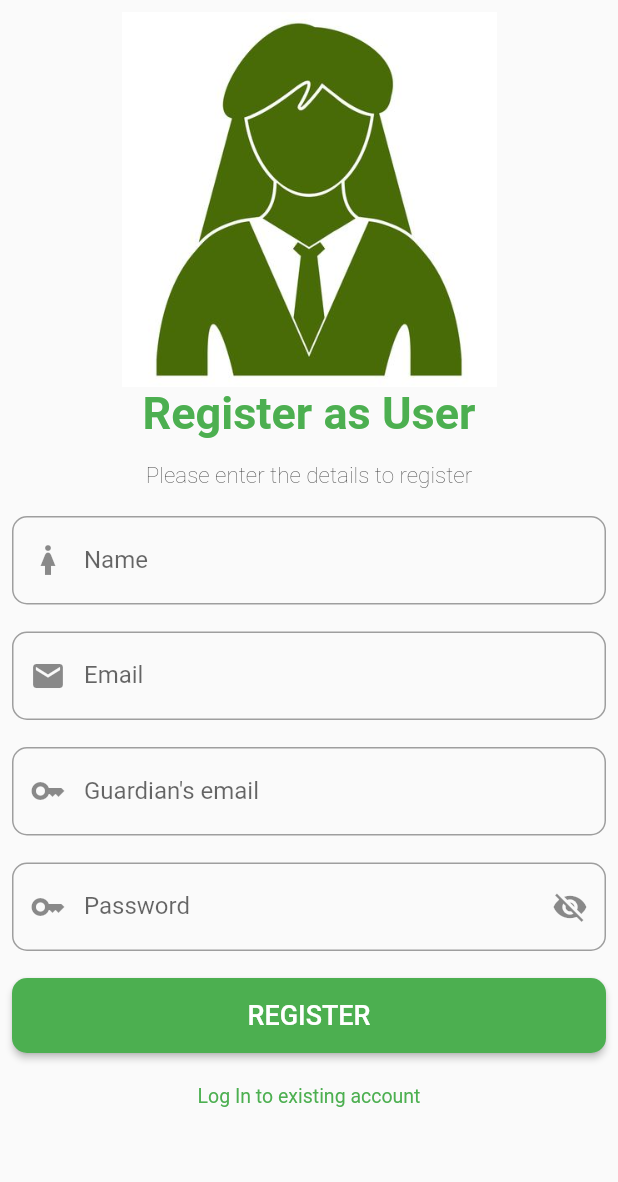
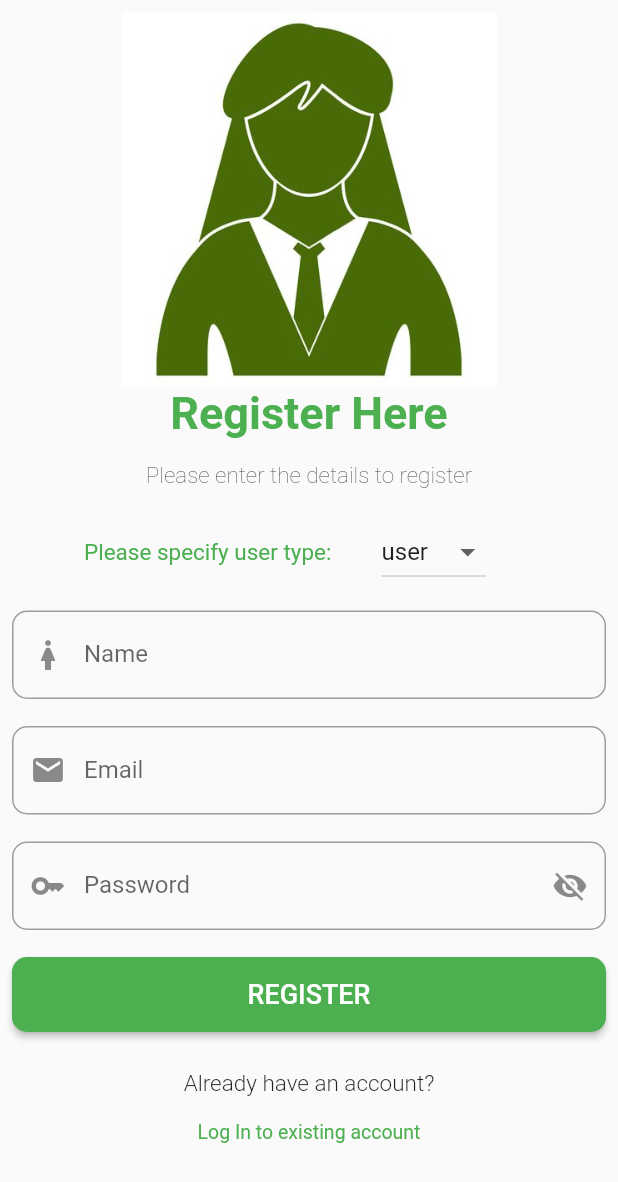
Before and after one commit to shreyyag/surakshya--safety-app-for-women, a Flutter app: the screen it shows after launch, after a tap on "Register Here", on a phone screen of 412 x 824 dp. Shown: the top 1182 px of the screen. Run offline on Flutter 3.47's test engine with Material 2 defaults, Android fonts, the phone set to English and light mode, and no system bars; our stand-ins replace audioplayers, contacts_service, fluttertoast, geocoding, geolocator, jwt_decoder and 4 more; missing offline and left inert: background_sms, flutter_phone_direct_caller; accounts and stored records are empty.

Commit message:
Role differentiated, chat started

```diff
--- a/lib/main.dart
+++ b/lib/main.dart
@@ -8,14 +8,15 @@ import 'package:surakshya/components/secondary_button.dart';
 import 'package:surakshya/config.dart';
 import 'package:surakshya/pages/register_user.dart';
 import 'package:surakshya/pages/splash_screen.dart';
+import 'package:surakshya/parent/homeParent.dart';
 import 'child/bottom_nav.dart';
 import 'package:http/http.dart' as http;
 import 'components/primary_button.dart';
 import 'child/bottom_screens/home_screen.dart';
 
 void main() async {
-  WidgetsFlutterBinding.ensureInitialized();
-  SharedPreferences prefs = await SharedPreferences.getInstance();
+  // WidgetsFlutterBinding.ensureInitialized();
+  // SharedPreferences prefs = await SharedPreferences.getInstance();
   runApp(const MyApp());
 }
 
@@ -59,7 +60,7 @@ class LoginOptionsState extends State<LoginOptions> {
     if (emailController.text.isNotEmpty && passwordController.text.isNotEmpty) {
       var reqBody = {
         "email": emailController.text,
-        "password": passwordController.text
+        "password": passwordController.text,
       };
 
       var response = await http.post(Uri.parse(login),
@@ -69,10 +70,21 @@ class LoginOptionsState extends State<LoginOptions> {
       if (jsonResponse['status']) {
         //Saving token in shared preference
         var myToken = jsonResponse['token'];
+        var userRole = jsonResponse['role'];
+
         prefs.setString("token", myToken);
+        prefs.setString("role", userRole);
         Fluttertoast.showToast(msg: "Loging in");
-        Navigator.push(context,
-            MaterialPageRoute(builder: (context) => BottomNav(token: myToken)));
+        // Navigator.push(context,
+        //     MaterialPageRoute(builder: (context) => BottomNav(token: myToken)));
+        if (userRole == "user") {
+          Navigator.push(context,
+              MaterialPageRoute(builder: (context) => BottomNav()));
+        } else if (userRole == "parent") {
+          Navigator.push(context,
+              MaterialPageRoute(builder: (context) => ParentHomePage()));
+        } else
+          () {};
       } else {
         Fluttertoast.showToast(msg: "Something went wrong!");
       }
@@ -92,7 +104,7 @@ class LoginOptionsState extends State<LoginOptions> {
                 Image.asset('assets/images/woman.jpg', height: 280),
                 SizedBox(height: 40),
                 Text(
-                  "USER LOGIN",
+                  "LOGIN",
                   style: TextStyle(
                       fontSize: 40,
                       color: Colors.green,
@@ -144,9 +156,10 @@ class LoginOptionsState extends State<LoginOptions> {
                   btnTitle: "LOGIN",
                   onPressed: () {
                     loginUser();
+                    // Navigator.push(context,
+                    //     MaterialPageRoute(builder: (context) => BottomNav()));
                   },
                 ),
-
                 SizedBox(height: 40),
                 Text(
                   "Don't have an account?",
--- a/lib/pages/register_user.dart
+++ b/lib/pages/register_user.dart
@@ -15,27 +15,39 @@ class RegisterUser extends StatefulWidget {
 
 class _RegisterUserState extends State<RegisterUser> {
   bool isPasswordShown = true;
+  //textfield controllers
   final TextEditingController nameController = TextEditingController();
   final TextEditingController emailController = TextEditingController();
-  final TextEditingController gemailController = TextEditingController();
   final TextEditingController passwordController = TextEditingController();
+
+  String? _selectedVal = "user";
+
+  //list in dropdown
+  List<String> role = ['user', 'parent'];
+
+  _MyFormState() {
+    _selectedVal = role[0];
+  }
+
+  //function to register user
   void registerUser() async {
     if (nameController.text.isNotEmpty &&
         emailController.text.isNotEmpty &&
-        gemailController.text.isNotEmpty &&
-        passwordController.text.isNotEmpty) {
+        passwordController.text.isNotEmpty &&
+        _selectedVal == _selectedVal) {
       var regBody = {
         "name": nameController.text,
         "email": emailController.text,
-        "guardianEmail": gemailController.text,
-        "password": passwordController.text
+        "password": passwordController.text,
+        "role": _selectedVal
       };
       var response = await http.post(Uri.parse(registration),
           headers: {"Content-Type": "application/json"},
           body: jsonEncode(regBody));
       var jsonResponse = jsonDecode(response.body);
-      print(jsonResponse['status']);
+      // print(jsonResponse['status']);
       if (jsonResponse['status']) {
+        CircularProgressIndicator();
         Navigator.push(
             context, MaterialPageRoute(builder: (context) => LoginOptions()));
         Fluttertoast.showToast(msg: "User registered successfully");
@@ -59,7 +71,7 @@ class _RegisterUserState extends State<RegisterUser> {
           child: Column(children: [
             Image.asset('assets/images/woman.jpg', height: 250),
             Text(
-              "Register as User",
+              "Register Here",
               style: TextStyle(
                   fontSize: 30,
                   color: Colors.green,
@@ -71,6 +83,32 @@ class _RegisterUserState extends State<RegisterUser> {
               style: TextStyle(fontSize: 15, fontWeight: FontWeight.w200),
             ),
             SizedBox(height: 18),
+            Container(
+              width: 300,
+              child: Row(children: [
+                Text(
+                  "Please specify user type:         ",
+                  style: TextStyle(
+                      fontSize: 15,
+                      fontWeight: FontWeight.w400,
+                      color: Colors.green),
+                ),
+                DropdownButton(
+                    value: _selectedVal,
+                    items: role
+                        .map((e) => DropdownMenuItem(
+                              child: Text(e),
+                              value: e,
+                            ))
+                        .toList(),
+                    onChanged: (val) {
+                      setState(() {
+                        _selectedVal = val as String;
+                      });
+                    }),
+              ]),
+            ),
+            SizedBox(height: 15),
             CustomTextField(
               controller: nameController,
               hintText: "Name",
@@ -101,22 +139,6 @@ class _RegisterUserState extends State<RegisterUser> {
             ),
             SizedBox(height: 18),
             CustomTextField(
-              controller: gemailController,
-              hintText: "Guardian's email",
-              prefix: Icon(Icons.key),
-              textInputAction: TextInputAction.next,
-              keyboardtype: TextInputType.emailAddress,
-              validate: (gemail) {
-                if (gemail!.isEmpty ||
-                    gemail.length < 3 ||
-                    !gemail.contains("@")) {
-                  return 'Enter correct email.';
-                }
-                return null;
-              },
-            ),
-            SizedBox(height: 18),
-            CustomTextField(
               controller: passwordController,
               hintText: "Password",
               isPassword: isPasswordShown,
@@ -139,7 +161,11 @@ class _RegisterUserState extends State<RegisterUser> {
             ),
             SizedBox(height: 18),
             PrimaryButton(btnTitle: "REGISTER", onPressed: registerUser),
-            SizedBox(height: 5),
+            SizedBox(height: 25),
+            Text(
+              "Already have an account?",
+              style: TextStyle(fontSize: 15, fontWeight: FontWeight.w300),
+            ),
             TextButton(
                 onPressed: () {
                   Navigator.push(context,
--- a/pubspec.yaml
+++ b/pubspec.yaml
@@ -47,6 +47,8 @@ dependencies:
   audioplayers: ^1.1.1
   http: ^0.13.5
   jwt_decoder: ^2.0.1
+  redux: ^5.0.0
+  flutter_redux: ^0.10.0
 
 dev_dependencies:
   flutter_test:
```
Also changed, not shown: lib/child/bottom_nav.dart (+5 -5 lines), lib/child/bottom_screens/chat_screen.dart (+53 -3 lines), pubspec.lock.
